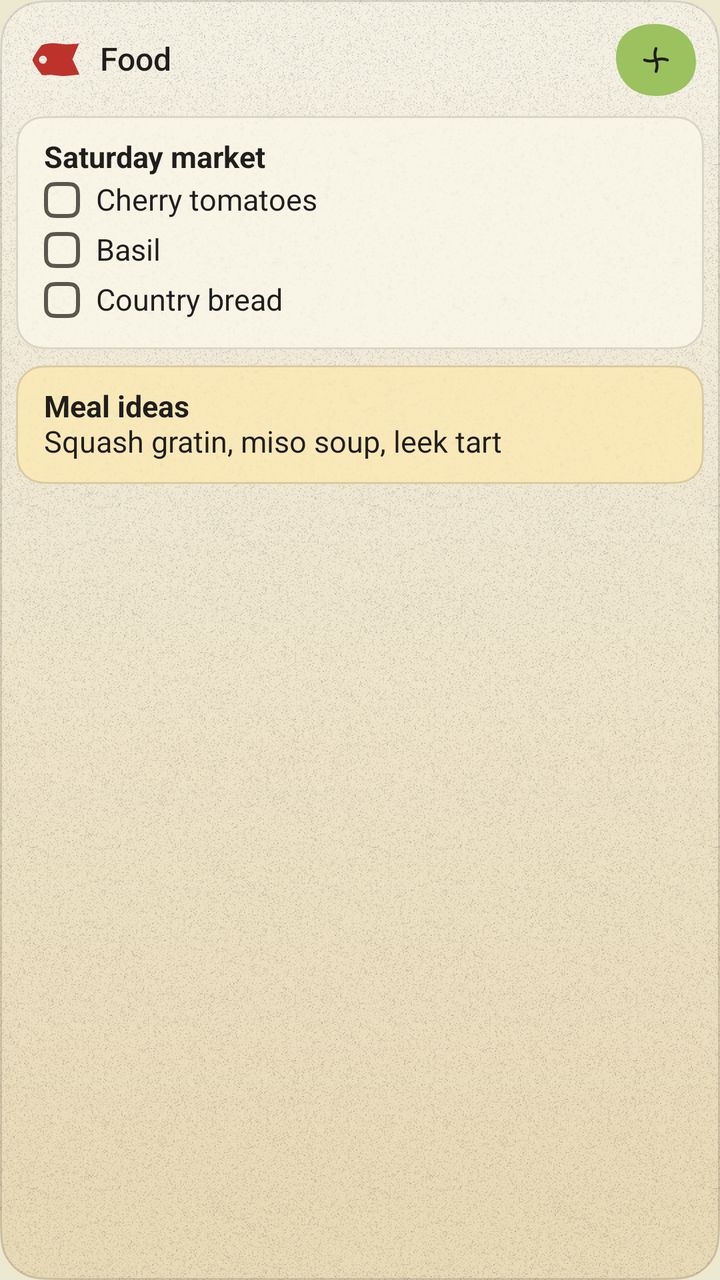
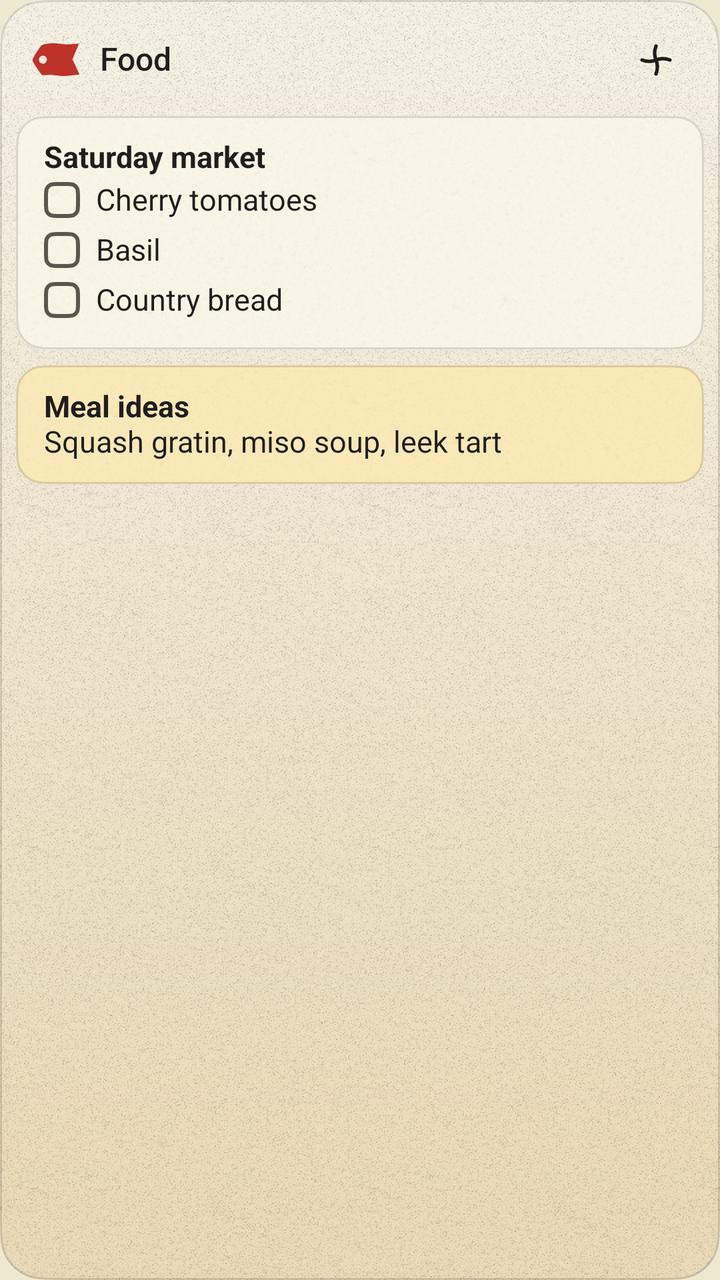

The first picture is an Android layout as it rendered before a commit; the second is the same layout after the commit. The layout source and the unified diff follow.
<!-- AndroidManifest.xml: application theme AppTheme -->
<!-- res/layout/widget_label_preview.xml -->
<?xml version="1.0" encoding="utf-8"?>
<FrameLayout xmlns:android="http://schemas.android.com/apk/res/android" android:id="@android:id/background" android:clipToOutline="true" android:outlineProvider="bounds" android:layout_width="match_parent" android:layout_height="match_parent" android:background="@drawable/wgen_panel_ground" android:foreground="@drawable/wgen_panel_edge">
    <LinearLayout android:layout_width="match_parent" android:layout_height="match_parent" android:orientation="vertical">
        <LinearLayout android:layout_width="match_parent" android:layout_height="58dp" android:gravity="center_vertical" android:orientation="horizontal" android:paddingStart="16dp" android:paddingTop="6dp" android:paddingEnd="8dp" android:paddingBottom="4dp">
            <ImageView android:layout_width="24dp" android:layout_height="17dp" android:scaleType="fitXY" android:src="@drawable/wgen_tag" android:tint="@color/wgen_pigment_red" />
            <TextView style="@style/WidgetText.Title" android:layout_width="0dp" android:layout_height="wrap_content" android:layout_marginStart="10dp" android:layout_weight="1" android:maxLines="1" android:ellipsize="end" android:text="@string/widget_preview_label" />
            <FrameLayout android:layout_width="48dp" android:layout_height="48dp">
                <ImageView android:layout_width="40dp" android:layout_height="36dp" android:layout_gravity="center" android:background="@drawable/wgen_capture_1" android:padding="9dp" android:scaleType="fitCenter" android:src="@drawable/wgen_g_plus_on_leaf" />
            </FrameLayout>
        </LinearLayout>
        <LinearLayout android:layout_width="match_parent" android:layout_height="wrap_content" android:orientation="vertical" android:paddingStart="8dp" android:paddingEnd="8dp">
            <FrameLayout android:layout_width="match_parent" android:layout_height="wrap_content" android:background="@drawable/wgen_card_paper" android:foreground="@drawable/wgen_card_edge">
                <FrameLayout android:layout_width="match_parent" android:layout_height="match_parent" android:background="@drawable/wgen_grain_card" />
                <LinearLayout android:layout_width="match_parent" android:layout_height="wrap_content" android:orientation="vertical" android:padding="12dp" android:paddingStart="14dp" android:paddingEnd="14dp">
                    <TextView style="@style/WidgetText.CardTitle" android:layout_width="match_parent" android:layout_height="wrap_content" android:text="@string/widget_preview_market" />
                    <LinearLayout android:layout_width="match_parent" android:layout_height="wrap_content" android:gravity="center_vertical" android:minHeight="25dp" android:orientation="horizontal">
                        <ImageView android:layout_width="18dp" android:layout_height="18dp" android:src="@drawable/wgen_check_open" />
                        <TextView style="@style/WidgetText.Body" android:layout_width="0dp" android:layout_height="wrap_content" android:layout_marginStart="8dp" android:layout_weight="1" android:maxLines="1" android:text="@string/widget_preview_tomatoes" />
                    </LinearLayout>
                    <LinearLayout android:layout_width="match_parent" android:layout_height="wrap_content" android:gravity="center_vertical" android:minHeight="25dp" android:orientation="horizontal">
                        <ImageView android:layout_width="18dp" android:layout_height="18dp" android:src="@drawable/wgen_check_open" />
                        <TextView style="@style/WidgetText.Body" android:layout_width="0dp" android:layout_height="wrap_content" android:layout_marginStart="8dp" android:layout_weight="1" android:maxLines="1" android:text="@string/widget_preview_basil" />
                    </LinearLayout>
                    <LinearLayout android:layout_width="match_parent" android:layout_height="wrap_content" android:gravity="center_vertical" android:minHeight="25dp" android:orientation="horizontal">
                        <ImageView android:layout_width="18dp" android:layout_height="18dp" android:src="@drawable/wgen_check_open" />
                        <TextView style="@style/WidgetText.Body" android:layout_width="0dp" android:layout_height="wrap_content" android:layout_marginStart="8dp" android:layout_weight="1" android:maxLines="1" android:text="@string/widget_preview_bread" />
                    </LinearLayout>
                </LinearLayout>
            </FrameLayout>
            <FrameLayout android:layout_width="match_parent" android:layout_height="wrap_content" android:layout_marginTop="8dp" android:background="@drawable/wgen_card_paper" android:backgroundTint="@color/wgen_wash_yellow" android:foreground="@drawable/wgen_card_edge">
                <FrameLayout android:layout_width="match_parent" android:layout_height="match_parent" android:background="@drawable/wgen_grain_card" />
                <LinearLayout android:layout_width="match_parent" android:layout_height="wrap_content" android:orientation="vertical" android:padding="12dp" android:paddingStart="14dp" android:paddingEnd="14dp">
                    <TextView style="@style/WidgetText.CardTitle" android:layout_width="match_parent" android:layout_height="wrap_content" android:text="@string/widget_preview_meals" />
                    <TextView style="@style/WidgetText.Body" android:layout_width="match_parent" android:layout_height="wrap_content" android:text="@string/widget_preview_meals_body" />
                </LinearLayout>
            </FrameLayout>
        </LinearLayout>
    </LinearLayout>
</FrameLayout>
<!-- resources referenced by this layout -->
<resources>
  <color name="wgen_pigment_red">#FFBD332C</color>
  <color name="wgen_wash_yellow">#FFF9E9B9</color>
  <!-- drawable wgen_capture_1 (drawable) -->
  <?xml version="1.0" encoding="utf-8"?>
  <selector xmlns:android="http://schemas.android.com/apk/res/android" android:enterFadeDuration="90" android:exitFadeDuration="380">
    <item android:state_pressed="true"><layer-list>
      <item android:drawable="@drawable/wgen_pebble_1_leaf_given"/>
      <item android:drawable="@drawable/wgen_pebble_1_given"/>
    </layer-list></item>
    <item android:drawable="@drawable/wgen_pebble_1_leaf"/>
  </selector>
  <!-- drawable wgen_g_plus_on_leaf (drawable) -->
  <?xml version="1.0" encoding="utf-8"?>
  <vector xmlns:android="http://schemas.android.com/apk/res/android" android:width="24dp" android:height="24dp" android:viewportWidth="24" android:viewportHeight="24">
    <path android:pathData="M12 4.4C11 6.93 11 9.47 12 12C13 14.53 13 17.07 12 19.6M4.4 12C6.93 13 9.47 13 12 12C14.53 11 17.07 11 19.6 12" android:fillColor="#00000000" android:strokeColor="@color/wgen_on_leaf" android:strokeWidth="1.9" android:strokeLineCap="round" android:strokeLineJoin="round"/>
  </vector>
  <string name="widget_preview_basil">Basil</string>
  <string name="widget_preview_bread">Country bread</string>
  <string name="widget_preview_label">Food</string>
  <string name="widget_preview_market">Saturday market</string>
  <string name="widget_preview_meals">Meal ideas</string>
  <string name="widget_preview_meals_body">Squash gratin, miso soup, leek tart</string>
  <string name="widget_preview_tomatoes">Cherry tomatoes</string>
  <style name="WidgetText.Body" />
  <style name="WidgetText.CardTitle">
          <item name="android:textStyle">bold</item>
      </style>
  <style name="WidgetText.Title">
          <item name="android:fontFamily">sans-serif-medium</item>
          <item name="android:textSize">16sp</item>
          <item name="android:lineHeight">22sp</item>
      </style>
  <!-- drawable wgen_pebble_1_leaf_given (drawable) -->
  <?xml version="1.0" encoding="utf-8"?>
  <vector xmlns:android="http://schemas.android.com/apk/res/android" android:width="48dp" android:height="48dp" android:viewportWidth="100" android:viewportHeight="100">
    <path android:pathData="M50.18,0.03 C28.99,-0.42 9.15,11.7 2.58,32.4 C-4.59,54.71 3.56,79.94 23.42,92.59 C43.07,104.72 69.67,101.64 86.01,85.68 C100.87,71.2 103.71,47.96 95.37,28.9 C87.44,10.71 70.38,0.48 50.18,0.03 Z" android:fillColor="@color/wgen_leaf"/>
  </vector>
  <!-- drawable wgen_pebble_1_given (drawable) -->
  <?xml version="1.0" encoding="utf-8"?>
  <vector xmlns:android="http://schemas.android.com/apk/res/android" android:width="48dp" android:height="48dp" android:viewportWidth="100" android:viewportHeight="100">
    <path android:pathData="M50.18,0.03 C28.99,-0.42 9.15,11.7 2.58,32.4 C-4.59,54.71 3.56,79.94 23.42,92.59 C43.07,104.72 69.67,101.64 86.01,85.68 C100.87,71.2 103.71,47.96 95.37,28.9 C87.44,10.71 70.38,0.48 50.18,0.03 Z" android:fillColor="@color/wgen_press"/>
  </vector>
  <!-- drawable wgen_pebble_1_leaf (drawable) -->
  <?xml version="1.0" encoding="utf-8"?>
  <vector xmlns:android="http://schemas.android.com/apk/res/android" android:width="48dp" android:height="48dp" android:viewportWidth="100" android:viewportHeight="100">
    <path android:pathData="M50.18,0.07 C28.63,-0.99 7.08,9.67 1.69,32.07 C-3.7,54.48 3.85,80.08 23.24,92.88 C42.63,104.61 70.65,101.41 86.81,86.48 C101.89,72.61 102.97,48.08 95.43,28.87 C87.89,9.67 71.72,1.14 50.18,0.07 Z" android:fillColor="@color/wgen_leaf"/>
  </vector>
  <color name="wgen_hairline">#24201E1D</color>
  <color name="wgen_paper">#FFF8F5E6</color>
  <color name="wgen_ink_muted">#FF5A574E</color>
  <color name="wgen_on_leaf">#FF201E1D</color>
  <color name="window_ground">#EDE8D0</color>
  <color name="wgen_leaf">#FF9CC15F</color>
  <color name="wgen_press">#1A201E1D</color>
  <!-- unchanged entries left out for length: 21 -->
</resources>

<!-- the commit's change to res/layout/widget_label_preview.xml (unified diff, before → after) -->
@@ -4,9 +4,7 @@
         <LinearLayout android:layout_width="match_parent" android:layout_height="58dp" android:gravity="center_vertical" android:orientation="horizontal" android:paddingStart="16dp" android:paddingTop="6dp" android:paddingEnd="8dp" android:paddingBottom="4dp">
             <ImageView android:layout_width="24dp" android:layout_height="17dp" android:scaleType="fitXY" android:src="@drawable/wgen_tag" android:tint="@color/wgen_pigment_red" />
             <TextView style="@style/WidgetText.Title" android:layout_width="0dp" android:layout_height="wrap_content" android:layout_marginStart="10dp" android:layout_weight="1" android:maxLines="1" android:ellipsize="end" android:text="@string/widget_preview_label" />
-            <FrameLayout android:layout_width="48dp" android:layout_height="48dp">
-                <ImageView android:layout_width="40dp" android:layout_height="36dp" android:layout_gravity="center" android:background="@drawable/wgen_capture_1" android:padding="9dp" android:scaleType="fitCenter" android:src="@drawable/wgen_g_plus_on_leaf" />
-            </FrameLayout>
+            <ImageView style="@style/WidgetIconButton.Head" android:src="@drawable/wgen_g_plus" />
         </LinearLayout>
         <LinearLayout android:layout_width="match_parent" android:layout_height="wrap_content" android:orientation="vertical" android:paddingStart="8dp" android:paddingEnd="8dp">
             <FrameLayout android:layout_width="match_parent" android:layout_height="wrap_content" android:background="@drawable/wgen_card_paper" android:foreground="@drawable/wgen_card_edge">
<!-- resource entries referenced after the edit -->
@@ -2,19 +2,10 @@
 <resources>
   <color name="wgen_pigment_red">#FFBD332C</color>
   <color name="wgen_wash_yellow">#FFF9E9B9</color>
-  <!-- drawable wgen_capture_1 (drawable) -->
-  <?xml version="1.0" encoding="utf-8"?>
-  <selector xmlns:android="http://schemas.android.com/apk/res/android" android:enterFadeDuration="90" android:exitFadeDuration="380">
-    <item android:state_pressed="true"><layer-list>
-      <item android:drawable="@drawable/wgen_pebble_1_leaf_given"/>
-      <item android:drawable="@drawable/wgen_pebble_1_given"/>
-    </layer-list></item>
-    <item android:drawable="@drawable/wgen_pebble_1_leaf"/>
-  </selector>
-  <!-- drawable wgen_g_plus_on_leaf (drawable) -->
+  <!-- drawable wgen_g_plus (drawable) -->
   <?xml version="1.0" encoding="utf-8"?>
   <vector xmlns:android="http://schemas.android.com/apk/res/android" android:width="24dp" android:height="24dp" android:viewportWidth="24" android:viewportHeight="24">
-    <path android:pathData="M12 4.4C11 6.93 11 9.47 12 12C13 14.53 13 17.07 12 19.6M4.4 12C6.93 13 9.47 13 12 12C14.53 11 17.07 11 19.6 12" android:fillColor="#00000000" android:strokeColor="@color/wgen_on_leaf" android:strokeWidth="1.9" android:strokeLineCap="round" android:strokeLineJoin="round"/>
+    <path android:pathData="M12 4.4C11 6.93 11 9.47 12 12C13 14.53 13 17.07 12 19.6M4.4 12C6.93 13 9.47 13 12 12C14.53 11 17.07 11 19.6 12" android:fillColor="#00000000" android:strokeColor="@color/wgen_ink" android:strokeWidth="1.9" android:strokeLineCap="round" android:strokeLineJoin="round"/>
   </vector>
   <string name="widget_preview_basil">Basil</string>
   <string name="widget_preview_bread">Country bread</string>
@@ -23,6 +14,10 @@
   <string name="widget_preview_meals">Meal ideas</string>
   <string name="widget_preview_meals_body">Squash gratin, miso soup, leek tart</string>
   <string name="widget_preview_tomatoes">Cherry tomatoes</string>
+  <style name="WidgetIconButton.Head">
+          <item name="android:padding">13dp</item>
+          <item name="android:scaleType">fitCenter</item>
+      </style>
   <style name="WidgetText.Body" />
   <style name="WidgetText.CardTitle">
           <item name="android:textStyle">bold</item>
@@ -32,28 +27,11 @@
           <item name="android:textSize">16sp</item>
           <item name="android:lineHeight">22sp</item>
       </style>
-  <!-- drawable wgen_pebble_1_leaf_given (drawable) -->
-  <?xml version="1.0" encoding="utf-8"?>
-  <vector xmlns:android="http://schemas.android.com/apk/res/android" android:width="48dp" android:height="48dp" android:viewportWidth="100" android:viewportHeight="100">
-    <path android:pathData="M50.18,0.03 C28.99,-0.42 9.15,11.7 2.58,32.4 C-4.59,54.71 3.56,79.94 23.42,92.59 C43.07,104.72 69.67,101.64 86.01,85.68 C100.87,71.2 103.71,47.96 95.37,28.9 C87.44,10.71 70.38,0.48 50.18,0.03 Z" android:fillColor="@color/wgen_leaf"/>
-  </vector>
-  <!-- drawable wgen_pebble_1_given (drawable) -->
-  <?xml version="1.0" encoding="utf-8"?>
-  <vector xmlns:android="http://schemas.android.com/apk/res/android" android:width="48dp" android:height="48dp" android:viewportWidth="100" android:viewportHeight="100">
-    <path android:pathData="M50.18,0.03 C28.99,-0.42 9.15,11.7 2.58,32.4 C-4.59,54.71 3.56,79.94 23.42,92.59 C43.07,104.72 69.67,101.64 86.01,85.68 C100.87,71.2 103.71,47.96 95.37,28.9 C87.44,10.71 70.38,0.48 50.18,0.03 Z" android:fillColor="@color/wgen_press"/>
-  </vector>
-  <!-- drawable wgen_pebble_1_leaf (drawable) -->
-  <?xml version="1.0" encoding="utf-8"?>
-  <vector xmlns:android="http://schemas.android.com/apk/res/android" android:width="48dp" android:height="48dp" android:viewportWidth="100" android:viewportHeight="100">
-    <path android:pathData="M50.18,0.07 C28.63,-0.99 7.08,9.67 1.69,32.07 C-3.7,54.48 3.85,80.08 23.24,92.88 C42.63,104.61 70.65,101.41 86.81,86.48 C101.89,72.61 102.97,48.08 95.43,28.87 C87.89,9.67 71.72,1.14 50.18,0.07 Z" android:fillColor="@color/wgen_leaf"/>
-  </vector>
   <color name="wgen_hairline">#24201E1D</color>
   <color name="wgen_paper">#FFF8F5E6</color>
   <color name="wgen_ink_muted">#FF5A574E</color>
-  <color name="wgen_on_leaf">#FF201E1D</color>
+  <color name="wgen_ink">#FF201E1D</color>
   <color name="window_ground">#EDE8D0</color>
-  <color name="wgen_leaf">#FF9CC15F</color>
-  <color name="wgen_press">#1A201E1D</color>
   <!-- unchanged entries left out for length: 21 -->
 </resources>
 
